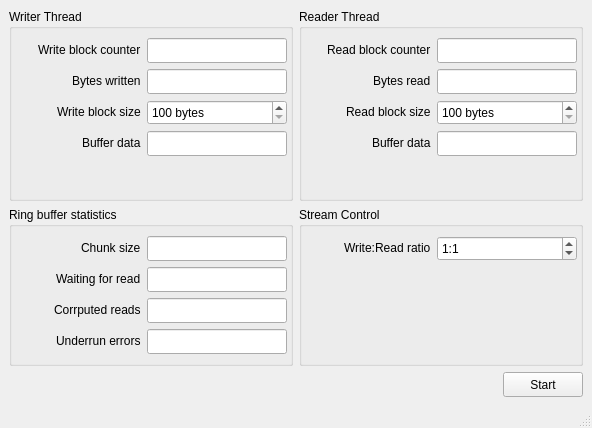
Old version of the form MainWindow.ui in the repository johnco3/RingBuffer.
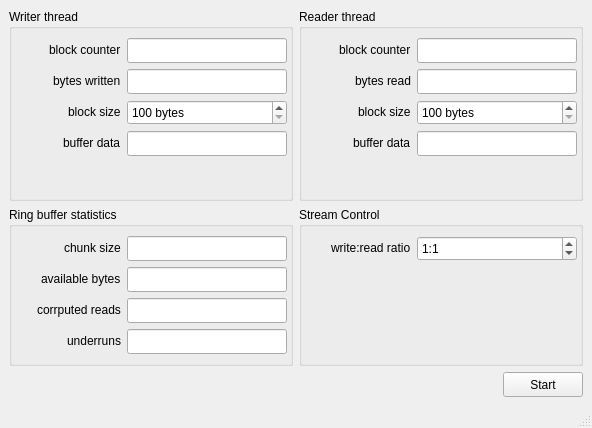
New version of the form.

```diff
--- a/MainWindow.ui
+++ b/MainWindow.ui
@@ -22,7 +22,7 @@
         <item row="0" column="0">
          <widget class="QGroupBox" name="groupBox">
           <property name="title">
-           <string>Writer Thread</string>
+           <string>Writer thread</string>
           </property>
           <layout class="QFormLayout" name="formLayout">
            <property name="labelAlignment">
@@ -34,7 +34,7 @@
            <item row="0" column="0">
             <widget class="QLabel" name="label">
              <property name="text">
-              <string>Write block counter</string>
+              <string>block counter</string>
              </property>
              <property name="alignment">
               <set>Qt::AlignLeading|Qt::AlignLeft|Qt::AlignVCenter</set>
@@ -45,13 +45,13 @@
             <widget class="QLineEdit" name="writeBlockCounter">
              <property name="minimumSize">
               <size>
-               <width>140</width>
+               <width>160</width>
                <height>25</height>
               </size>
              </property>
              <property name="maximumSize">
               <size>
-               <width>140</width>
+               <width>160</width>
                <height>25</height>
               </size>
              </property>
@@ -63,7 +63,7 @@
            <item row="1" column="0">
             <widget class="QLabel" name="label_7">
              <property name="text">
-              <string>Bytes written</string>
+              <string>bytes written</string>
              </property>
              <property name="alignment">
               <set>Qt::AlignLeading|Qt::AlignLeft|Qt::AlignVCenter</set>
@@ -74,13 +74,13 @@
             <widget class="QLineEdit" name="bytesWritten">
              <property name="minimumSize">
               <size>
-               <width>140</width>
+               <width>160</width>
                <height>25</height>
               </size>
              </property>
              <property name="maximumSize">
               <size>
-               <width>140</width>
+               <width>160</width>
                <height>25</height>
               </size>
              </property>
@@ -92,7 +92,7 @@
            <item row="2" column="0">
             <widget class="QLabel" name="label_5">
              <property name="text">
-              <string>Write block size</string>
+              <string>block size</string>
              </property>
              <property name="alignment">
               <set>Qt::AlignLeading|Qt::AlignLeft|Qt::AlignVCenter</set>
@@ -103,13 +103,13 @@
             <widget class="QSpinBox" name="writeBlockSize">
              <property name="minimumSize">
               <size>
-               <width>140</width>
+               <width>160</width>
                <height>25</height>
               </size>
              </property>
              <property name="maximumSize">
               <size>
-               <width>140</width>
+               <width>160</width>
                <height>25</height>
               </size>
              </property>
@@ -137,13 +137,13 @@
             <widget class="QLineEdit" name="writePreview">
              <property name="minimumSize">
               <size>
-               <width>140</width>
+               <width>160</width>
                <height>25</height>
               </size>
              </property>
              <property name="maximumSize">
               <size>
-               <width>140</width>
+               <width>160</width>
                <height>25</height>
               </size>
              </property>
@@ -155,7 +155,7 @@
            <item row="3" column="0">
             <widget class="QLabel" name="label_18">
              <property name="text">
-              <string>Buffer data</string>
+              <string>buffer data</string>
              </property>
              <property name="alignment">
               <set>Qt::AlignLeading|Qt::AlignLeft|Qt::AlignVCenter</set>
@@ -168,7 +168,7 @@
         <item row="0" column="1">
          <widget class="QGroupBox" name="groupBox_2">
           <property name="title">
-           <string>Reader Thread</string>
+           <string>Reader thread</string>
           </property>
           <layout class="QFormLayout" name="formLayout_2">
            <property name="labelAlignment">
@@ -180,7 +180,7 @@
            <item row="0" column="0">
             <widget class="QLabel" name="label_2">
              <property name="text">
-              <string>Read block counter</string>
+              <string>block counter</string>
              </property>
              <property name="alignment">
               <set>Qt::AlignLeading|Qt::AlignLeft|Qt::AlignVCenter</set>
@@ -191,13 +191,13 @@
             <widget class="QLineEdit" name="readBlockCounter">
              <property name="minimumSize">
               <size>
-               <width>140</width>
+               <width>160</width>
                <height>25</height>
               </size>
              </property>
              <property name="maximumSize">
               <size>
-               <width>140</width>
+               <width>160</width>
                <height>25</height>
               </size>
              </property>
@@ -209,7 +209,7 @@
            <item row="1" column="0">
             <widget class="QLabel" name="label_8">
              <property name="text">
-              <string>Bytes read</string>
+              <string>bytes read</string>
              </property>
              <property name="alignment">
               <set>Qt::AlignLeading|Qt::AlignLeft|Qt::AlignVCenter</set>
@@ -220,13 +220,13 @@
             <widget class="QLineEdit" name="bytesRead">
              <property name="minimumSize">
               <size>
-               <width>140</width>
+               <width>160</width>
                <height>25</height>
               </size>
              </property>
              <property name="maximumSize">
               <size>
-               <width>140</width>
+               <width>160</width>
                <height>25</height>
               </size>
              </property>
@@ -238,7 +238,7 @@
            <item row="2" column="0">
             <widget class="QLabel" name="label_6">
              <property name="text">
-              <string>Read block size</string>
+              <string>block size</string>
              </property>
              <property name="alignment">
               <set>Qt::AlignLeading|Qt::AlignLeft|Qt::AlignVCenter</set>
@@ -249,13 +249,13 @@
             <widget class="QSpinBox" name="readBlockSize">
              <property name="minimumSize">
               <size>
-               <width>140</width>
+               <width>160</width>
                <height>25</height>
               </size>
              </property>
              <property name="maximumSize">
               <size>
-               <width>140</width>
+               <width>160</width>
                <height>25</height>
               </size>
              </property>
@@ -283,13 +283,13 @@
             <widget class="QLineEdit" name="readPreview">
              <property name="minimumSize">
               <size>
-               <width>140</width>
+               <width>160</width>
                <height>25</height>
               </size>
              </property>
              <property name="maximumSize">
               <size>
-               <width>140</width>
+               <width>160</width>
                <height>25</height>
               </size>
              </property>
@@ -301,7 +301,7 @@
            <item row="3" column="0">
             <widget class="QLabel" name="label_20">
              <property name="text">
-              <string>Buffer data</string>
+              <string>buffer data</string>
              </property>
              <property name="alignment">
               <set>Qt::AlignLeading|Qt::AlignLeft|Qt::AlignVCenter</set>
@@ -326,7 +326,7 @@
            <item row="0" column="0">
             <widget class="QLabel" name="label_19">
              <property name="text">
-              <string>Chunk size</string>
+              <string>chunk size</string>
              </property>
              <property name="alignment">
               <set>Qt::AlignLeading|Qt::AlignLeft|Qt::AlignVCenter</set>
@@ -337,13 +337,13 @@
             <widget class="QLineEdit" name="basicBlockSize">
              <property name="minimumSize">
               <size>
-               <width>140</width>
+               <width>160</width>
                <height>25</height>
               </size>
              </property>
              <property name="maximumSize">
               <size>
-               <width>140</width>
+               <width>160</width>
                <height>25</height>
               </size>
              </property>
@@ -355,7 +355,7 @@
            <item row="1" column="0">
             <widget class="QLabel" name="label_17">
              <property name="text">
-              <string>Waiting for read</string>
+              <string>available bytes</string>
              </property>
              <property name="alignment">
               <set>Qt::AlignLeading|Qt::AlignLeft|Qt::AlignVCenter</set>
@@ -366,13 +366,13 @@
             <widget class="QLineEdit" name="bufferSize">
              <property name="minimumSize">
               <size>
-               <width>140</width>
+               <width>160</width>
                <height>25</height>
               </size>
              </property>
              <property name="maximumSize">
               <size>
-               <width>140</width>
+               <width>160</width>
                <height>25</height>
               </size>
              </property>
@@ -384,7 +384,7 @@
            <item row="2" column="0">
             <widget class="QLabel" name="label_4">
              <property name="text">
-              <string>Corrputed reads</string>
+              <string>corrputed reads</string>
              </property>
              <property name="alignment">
               <set>Qt::AlignLeading|Qt::AlignLeft|Qt::AlignVCenter</set>
@@ -395,13 +395,13 @@
             <widget class="QLineEdit" name="errorCounter">
              <property name="minimumSize">
               <size>
-               <width>140</width>
+               <width>160</width>
                <height>25</height>
               </size>
              </property>
              <property name="maximumSize">
               <size>
-               <width>140</width>
+               <width>160</width>
                <height>25</height>
               </size>
              </property>
@@ -413,7 +413,7 @@
            <item row="3" column="0">
             <widget class="QLabel" name="label_11">
              <property name="text">
-              <string>Underrun errors</string>
+              <string>underruns</string>
              </property>
              <property name="alignment">
               <set>Qt::AlignLeading|Qt::AlignLeft|Qt::AlignVCenter</set>
@@ -424,13 +424,13 @@
             <widget class="QLineEdit" name="underruns">
              <property name="minimumSize">
               <size>
-               <width>140</width>
+               <width>160</width>
                <height>25</height>
               </size>
              </property>
              <property name="maximumSize">
               <size>
-               <width>140</width>
+               <width>160</width>
                <height>25</height>
               </size>
              </property>
@@ -457,7 +457,7 @@
            <item row="0" column="0">
             <widget class="QLabel" name="label_9">
              <property name="text">
-              <string>Write:Read ratio</string>
+              <string>write:read ratio</string>
              </property>
              <property name="alignment">
               <set>Qt::AlignLeading|Qt::AlignLeft|Qt::AlignVCenter</set>
@@ -468,13 +468,13 @@
             <widget class="QSpinBox" name="writeReadRatio">
              <property name="minimumSize">
               <size>
-               <width>140</width>
+               <width>160</width>
                <height>25</height>
               </size>
              </property>
              <property name="maximumSize">
               <size>
-               <width>140</width>
+               <width>160</width>
                <height>25</height>
               </size>
              </property>
```
